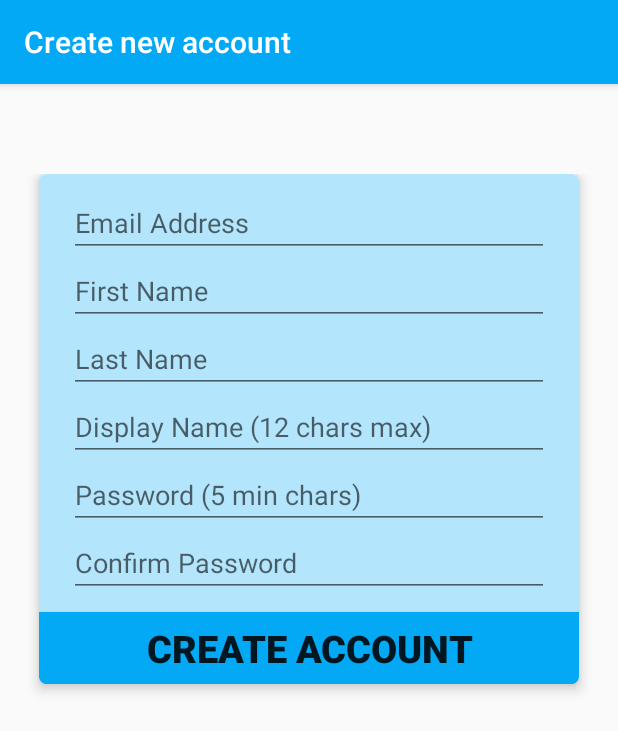
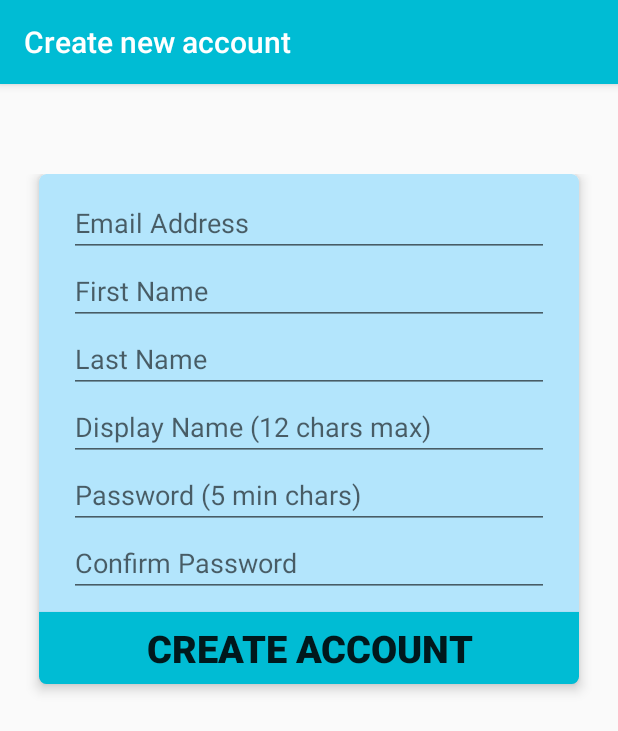
Before and after one commit to fruitbraker/Draw-It-v2, an Android app: the CreateAccountActivity screen opened directly, with no data from a screen before it, on a phone screen of 412 x 824 dp. Shown: the top 731 px of the screen. Run offline under Robolectric (Android 15) with nearby library versions, the phone set to English and light mode, and no system bars; our stand-ins replace Volley.

Commit message:
Changed color scheme. I like this more.
I'll probably change this often o__o

```diff
--- a/app/src/main/res/values/colors.xml
+++ b/app/src/main/res/values/colors.xml
@@ -16,10 +16,10 @@
   -->
 
 <resources>
-    <color name="colorPrimary">#03A9F4</color>
-    <color name="colorPrimaryDark">#0288D1</color>
+    <color name="colorPrimary">#00bcd4</color>
+    <color name="colorPrimaryDark">#0097a7</color>
     <color name="colorLight">#B3E5FC</color>
-    <color name="colorAccent">#E040FB</color>
+    <color name="colorAccent">#F1A62D</color>
     <color name="colorPrimaryText">#212121</color>
     <color name="colorSecondaryText">#727272</color>
     <color name="colorIcons">#FFFFFF</color>
```
